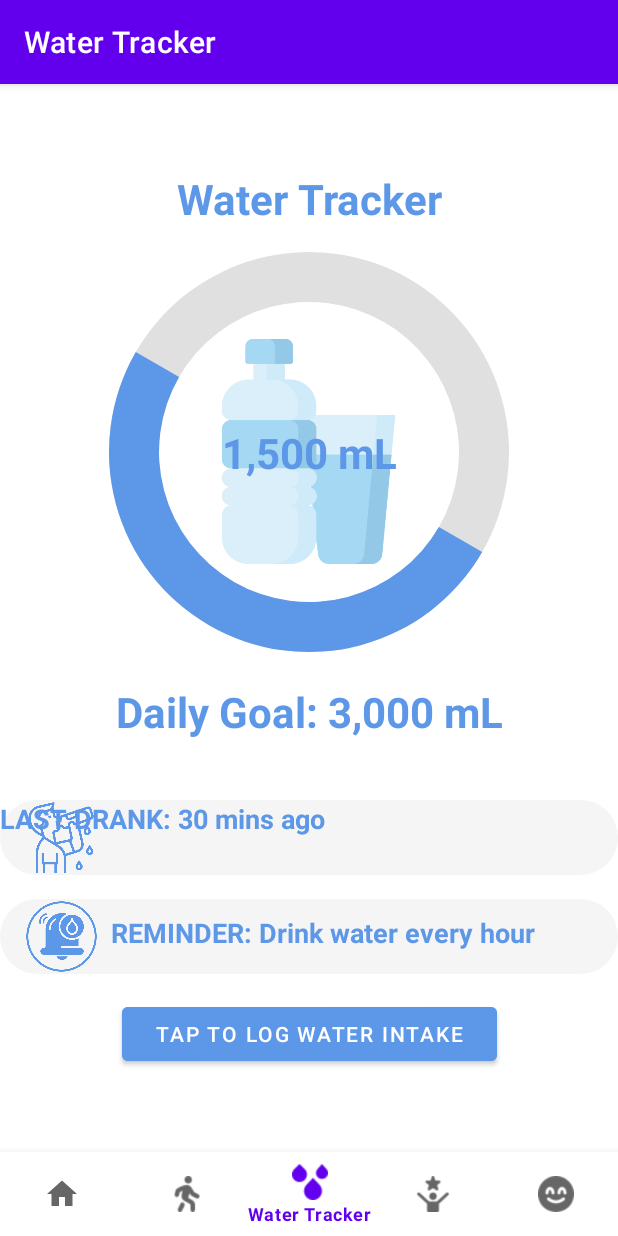
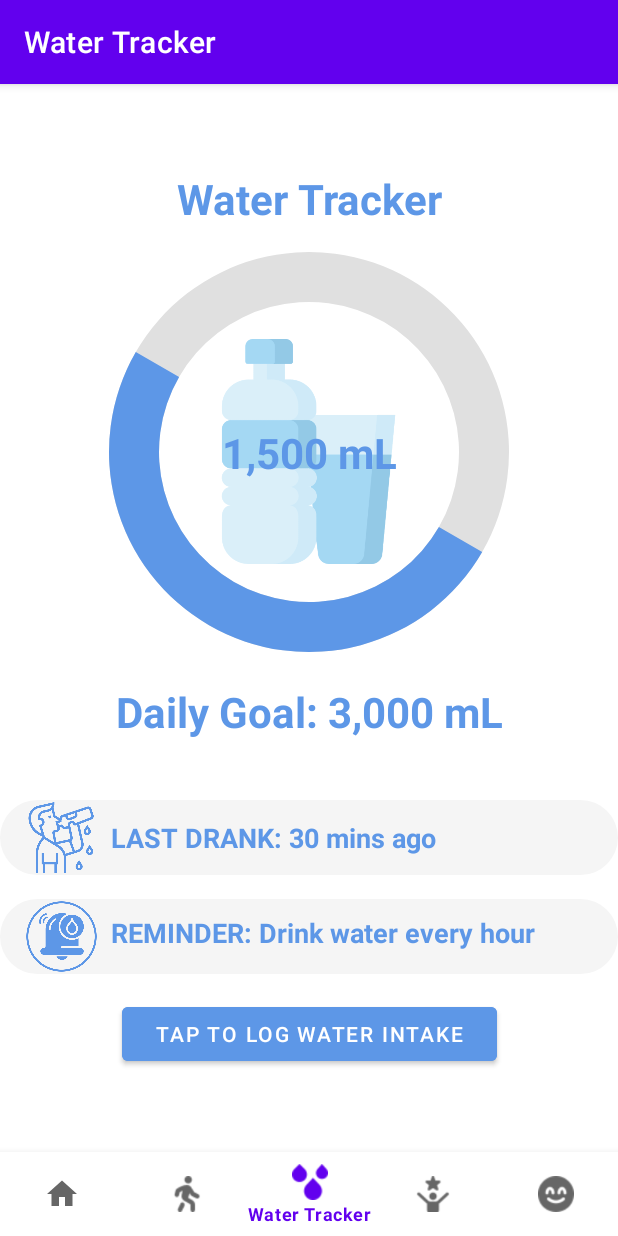
Before and after one commit to yeunnn/mobdev-mindfulfit, an Android app: the StepsTrackerFragment screen opened through its navigation route, item 3 of the bottom bar chosen, on a phone screen of 412 x 824 dp. Run offline under Robolectric (Android 15) with nearby library versions, the phone set to English and light mode, and no system bars; our stand-ins replace navigation-ui.

Commit message:
steps and water fixes

```diff
--- a/app/src/main/java/com/example/s20/mobdev_project_mindfulfit/ui/steps/StepsTrackerFragment.kt
+++ b/app/src/main/java/com/example/s20/mobdev_project_mindfulfit/ui/steps/StepsTrackerFragment.kt
@@ -24,10 +24,10 @@ class StepsTrackerFragment : Fragment() {
         _binding = FragmentStepsTrackerBinding.inflate(inflater, container, false)
         val root: View = binding.root
 
-        val textView: TextView = binding.textStepsTracker
-        stepsTrackerViewModel.text.observe(viewLifecycleOwner) {
-            textView.text = it
-        }
+        //val textView: TextView = binding.textStepsTracker
+        //stepsTrackerViewModel.text.observe(viewLifecycleOwner) {
+        //    textView.text = it
+        //}
         return root
     }
 
--- a/app/src/main/java/com/example/s20/mobdev_project_mindfulfit/ui/water/WaterTrackerFragment.kt
+++ b/app/src/main/java/com/example/s20/mobdev_project_mindfulfit/ui/water/WaterTrackerFragment.kt
@@ -24,10 +24,10 @@ class WaterTrackerFragment : Fragment() {
         _binding = FragmentWaterTrackerBinding.inflate(inflater, container, false)
         val root: View = binding.root
 
-        val textView: TextView = binding.textWaterTracker
-        waterTrackerViewModel.text.observe(viewLifecycleOwner) {
-            textView.text = it
-        }
+        //val textView: TextView = binding.textWaterTracker
+        //waterTrackerViewModel.text.observe(viewLifecycleOwner) {
+        //    textView.text = it
+        //}
         return root
     }
 
--- a/app/src/main/res/layout/fragment_steps_tracker.xml
+++ b/app/src/main/res/layout/fragment_steps_tracker.xml
@@ -101,12 +101,14 @@
                 android:id="@+id/time_of_steps"
                 android:layout_width="wrap_content"
                 android:layout_height="wrap_content"
+                android:layout_marginStart="8dp"
                 android:text="TIME: 1 hr 36 mins"
                 android:textColor="@color/green"
                 android:textSize="18sp"
                 android:textStyle="bold"
-                tools:layout_editor_absoluteX="75dp"
-                tools:layout_editor_absoluteY="10dp"
+                app:layout_constraintBottom_toBottomOf="@id/icon_time_of_steps"
+                app:layout_constraintStart_toEndOf="@id/icon_time_of_steps"
+                app:layout_constraintTop_toTopOf="@id/icon_time_of_steps"
                 tools:ignore="MissingConstraints" />
         </androidx.constraintlayout.widget.ConstraintLayout>
 
--- a/app/src/main/res/layout/fragment_water_tracker.xml
+++ b/app/src/main/res/layout/fragment_water_tracker.xml
@@ -110,12 +110,14 @@
                 android:id="@+id/time_of_water_intake"
                 android:layout_width="wrap_content"
                 android:layout_height="wrap_content"
+                android:layout_marginStart="8dp"
                 android:text="LAST DRANK: 30 mins ago"
                 android:textColor="@color/blue"
                 android:textSize="18sp"
                 android:textStyle="bold"
-                tools:layout_editor_absoluteX="75dp"
-                tools:layout_editor_absoluteY="10dp"
+                app:layout_constraintBottom_toBottomOf="@id/icon_water_intake"
+                app:layout_constraintStart_toEndOf="@id/icon_water_intake"
+                app:layout_constraintTop_toTopOf="@id/icon_water_intake"
                 tools:ignore="MissingConstraints" />
         </androidx.constraintlayout.widget.ConstraintLayout>
 
```
